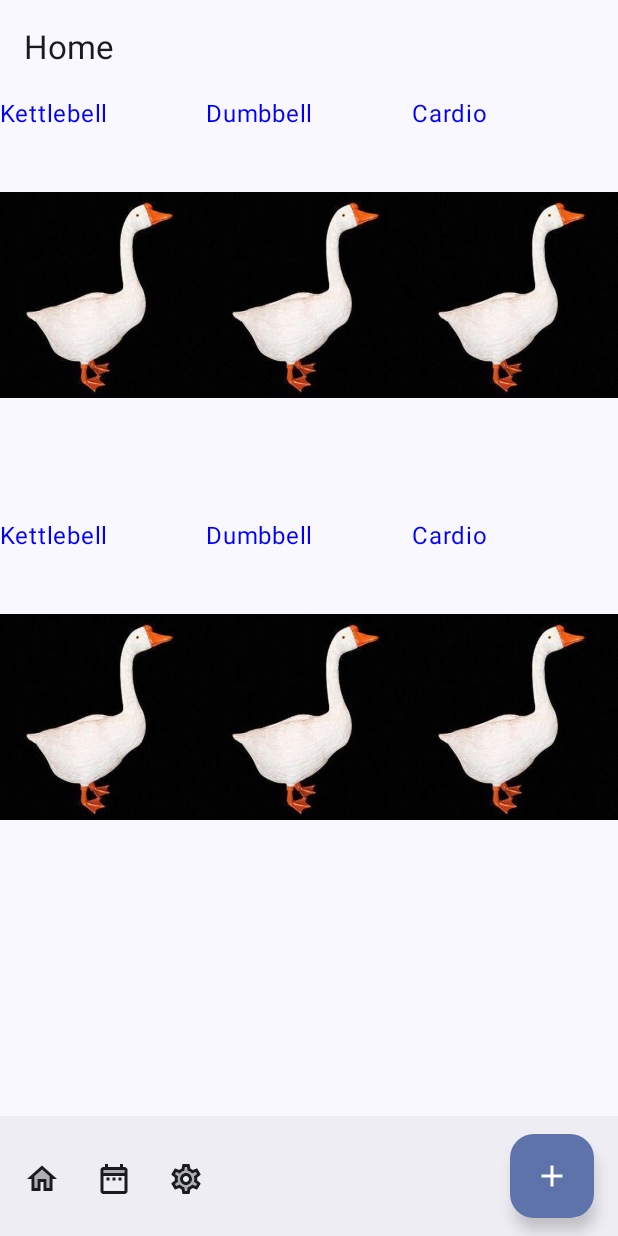
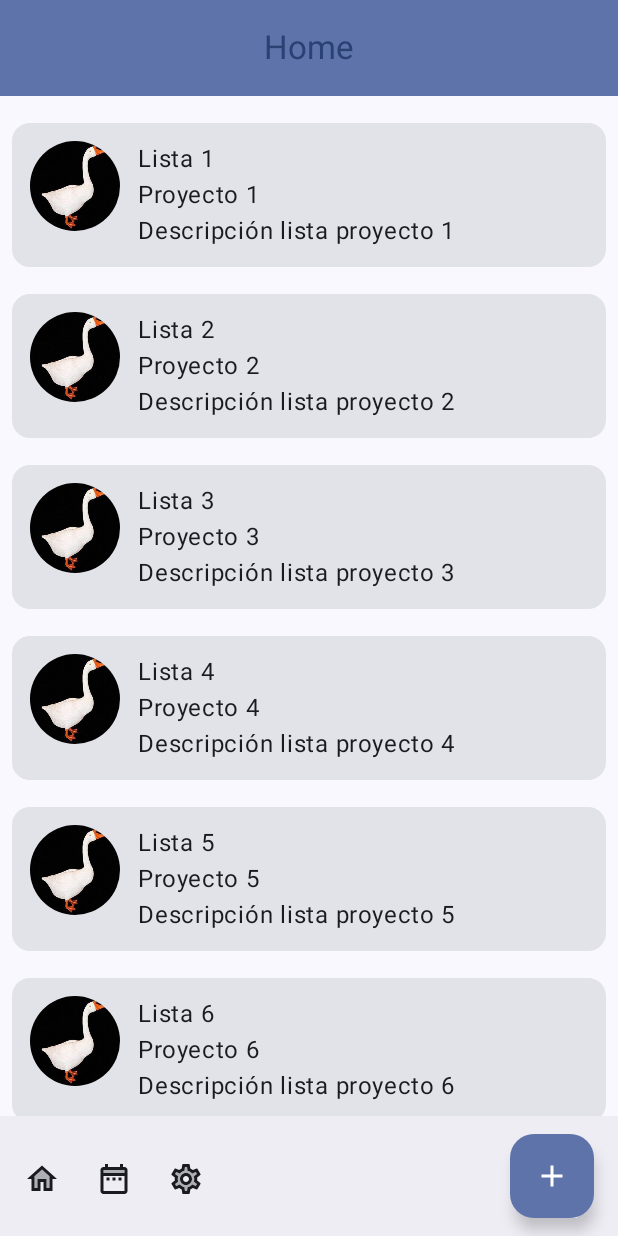
Before and after one commit to Danielrey99/AplicacionAndroidDAM, an Android app built with Jetpack Compose: the screen it shows after launch (MainActivity), on a phone screen of 412 x 824 dp. Run offline under Robolectric (Android 15) with nearby library versions, the phone set to English and light mode, and no system bars; our stand-ins replace Dagger/Hilt's generated code.

Commit message:
Nuevos Cambios

```diff
--- a/ToDoList/app/src/main/AndroidManifest.xml
+++ b/ToDoList/app/src/main/AndroidManifest.xml
@@ -18,7 +18,7 @@
         android:theme="@style/Theme.ToDoList"
         tools:targetApi="31">
         <activity
-            android:name=".MainActivity"
+            android:name=".main.MainActivity"
             android:exported="true"
             android:label="@string/app_name"
             android:theme="@style/Theme.ToDoList">
--- a/ToDoList/app/src/main/java/com/montecastelo/todolist/MainActivity.kt
+++ /dev/null
@@ -1,235 +0,0 @@
-package com.montecastelo.todolist
-
-import android.content.Intent
-import android.os.Bundle
-import androidx.activity.ComponentActivity
-import androidx.activity.compose.setContent
-import androidx.annotation.DrawableRes
-import androidx.compose.foundation.Image
-import androidx.compose.foundation.clickable
-import androidx.compose.foundation.layout.Arrangement
-import androidx.compose.foundation.layout.Box
-import androidx.compose.foundation.layout.Column
-import androidx.compose.foundation.layout.Row
-import androidx.compose.foundation.layout.Spacer
-import androidx.compose.foundation.layout.fillMaxSize
-import androidx.compose.foundation.layout.height
-import androidx.compose.foundation.layout.padding
-import androidx.compose.foundation.layout.size
-import androidx.compose.foundation.layout.width
-import androidx.compose.foundation.lazy.LazyColumn
-import androidx.compose.foundation.lazy.grid.GridCells
-import androidx.compose.foundation.lazy.grid.LazyVerticalGrid
-import androidx.compose.foundation.lazy.items
-import androidx.compose.foundation.shape.CircleShape
-import androidx.compose.material3.CenterAlignedTopAppBar
-import androidx.compose.material3.ExperimentalMaterial3Api
-import androidx.compose.material3.MaterialTheme
-import androidx.compose.material3.Scaffold
-import androidx.compose.material3.Surface
-import androidx.compose.material3.Text
-import androidx.compose.material3.TopAppBarDefaults
-import androidx.compose.runtime.Composable
-import androidx.compose.ui.Alignment
-import androidx.compose.ui.Modifier
-import androidx.compose.ui.draw.clip
-import androidx.compose.ui.platform.LocalContext
-import androidx.compose.ui.res.painterResource
-import androidx.compose.ui.tooling.preview.Preview
-import androidx.compose.ui.unit.dp
-import com.montecastelo.todolist.navigation.Navigation
-import com.montecastelo.todolist.ui.theme.ToDoListTheme
-import dagger.hilt.android.AndroidEntryPoint
-import androidx.compose.foundation.lazy.grid.items
-import androidx.compose.material.icons.Icons
-import androidx.compose.material.icons.twotone.Add
-import androidx.compose.material.icons.twotone.DateRange
-import androidx.compose.material.icons.twotone.Home
-import androidx.compose.material.icons.twotone.Settings
-import androidx.compose.material3.BottomAppBar
-import androidx.compose.material3.FloatingActionButton
-import androidx.compose.material3.Icon
-import androidx.compose.material3.IconButton
-import androidx.compose.material3.LargeTopAppBar
-import androidx.compose.material3.TopAppBar
-import androidx.compose.material3.TopAppBarScrollBehavior
-import androidx.compose.material3.rememberTopAppBarState
-import androidx.compose.ui.graphics.Color
-import androidx.compose.ui.input.nestedscroll.nestedScroll
-
-@AndroidEntryPoint
-class MainActivity : ComponentActivity() {
-    @OptIn(ExperimentalMaterial3Api::class)
-    override fun onCreate(savedInstanceState: Bundle?) {
-        super.onCreate(savedInstanceState)
-        setContent {
-            ToDoListTheme {
-                Scaffold(
-                    topBar = {
-                             WorkoutsTopAppBar()
-                    },
-                    bottomBar = {
-                                WorkoutsBottomAppBar()
-                    },
-                    floatingActionButton = {
-
-                    },
-                ) { paddingValues ->
-                    MainWindow(modifier = Modifier.padding(paddingValues))
-                }
-            }
-        }
-    }
-
-    @Composable
-    private fun MainWindow(
-        modifier: Modifier = Modifier
-    ){
-        val workouts = listOf(
-            Workout("Kettlebell", R.drawable.pato),
-            Workout("Dumbbell", R.drawable.pato),
-            Workout("Cardio", R.drawable.pato),
-            Workout("Kettlebell", R.drawable.pato),
-            Workout("Dumbbell", R.drawable.pato),
-            Workout("Cardio", R.drawable.pato),
-        )
-        LazyVerticalGrid(
-            modifier = modifier,
-            columns = GridCells.Fixed(3)
-        ){
-            items(workouts){workout ->
-                WorkoutCard(modifier = modifier, name = workout.name, image = workout.image)
-            }
-        }
-    }
-
-}
-
-data class Workout(val name:String, @DrawableRes val image: Int)
-
-@Composable
-fun WorkoutCard(modifier: Modifier = Modifier, name: String, @DrawableRes image: Int){
-    Box{
-        Image(
-            modifier = modifier,
-            painter = painterResource(id = image),
-            contentDescription = "Wokout image"
-        )
-        Text(text = name, color = Color.Blue)
-    }
-}
-
-@OptIn(ExperimentalMaterial3Api::class)
-@Composable
-fun WorkoutsTopAppBar(
-    modifier: Modifier = Modifier,
-){
-    TopAppBar(
-        modifier = Modifier,
-        title = { Text(text = "Home") },
-    )
-}
-
-@Composable
-fun WorkoutsBottomAppBar(
-    modifier: Modifier = Modifier
-){
-    BottomAppBar(
-        modifier = modifier,
-        actions = {
-            IconButton(onClick = {}) {
-                Icon(imageVector = Icons.TwoTone.Home, contentDescription = "Icon Home",)
-            }
-            IconButton(onClick = {}) {
-                Icon(imageVector = Icons.TwoTone.DateRange, contentDescription = "Icon Calendar",)
-            }
-            IconButton(onClick = {}) {
-                Icon(imageVector = Icons.TwoTone.Settings, contentDescription = "Icon Settings",)
-            }
-        },
-        floatingActionButton = {
-            FloatingActionButton(onClick = {}) {
-                Icon(imageVector = Icons.TwoTone.Add, contentDescription = "Icon image",)
-            }
-        }
-    )
-}
-
-/*
-@OptIn(ExperimentalMaterial3Api::class)
-@Composable
-fun MainWindow(
-    onDuckClick: () -> Unit
-) {
-    Column {
-        Row {
-            CenterAlignedTopAppBar(
-                title = {
-                    Text("Small Top App Bar")
-                },
-                colors = TopAppBarDefaults.centerAlignedTopAppBarColors(
-                    containerColor = MaterialTheme.colorScheme.primaryContainer,
-                    titleContentColor = MaterialTheme.colorScheme.primary
-                )
-            )
-        }
-
-        Row (modifier = Modifier.padding(10.dp)) {
-            Column {
-                Image(
-                    painter = painterResource(R.drawable.pato),
-                    contentDescription = "Contact profile picture",
-                    modifier = Modifier
-                        .clickable {
-                            onDuckClick()
-                        }
-                        // Set image size to 40 dp
-                        .size(50.dp)
-                        // Clip image to be shaped as a circle
-                        .clip(CircleShape)
-                )
-            }
-
-            // Add a horizontal space between the image and the column
-            Spacer(modifier = Modifier.width(10.dp))
-
-            Column {
-                Row {
-                    Text(text = "Perfil")
-                }
-                // Add a vertical space between rows
-                Spacer(modifier = Modifier.height(6.dp))
-                Row {
-                    Text(text = "Pato")
-                }
-            }
-
-        }
-
-        Row (modifier = Modifier.align(Alignment.CenterHorizontally)) {
-            LazyColumn (
-                verticalArrangement = Arrangement.spacedBy(4.dp)
-            ) {
-                items(items = listOf("Item 1", "Item 2", "Item 3")) { item ->
-                    CustomText(text = item)
-                }
-            }
-        }
-    }
-}
-
-@Composable
-fun CustomText(text: String, modifier: Modifier = Modifier) {
-    Text("• " + text, modifier = modifier)
-}
-*/
-
-/*
-@Preview(showBackground = true)
-@Composable
-fun GreetingPreview() {
-    ToDoListTheme {
-        MainWindow()
-    }
-}
-*/
--- /dev/null
+++ b/ToDoList/app/src/main/java/com/montecastelo/todolist/data/lista.kt
@@ -0,0 +1,10 @@
+package com.montecastelo.todolist.data
+
+import androidx.annotation.DrawableRes
+
+data class Lista(
+    @DrawableRes val imageResourceId: Int,
+    val name: String,
+    val proyecto: String,
+    val descripcion: String,
+)
--- a/ToDoList/app/src/main/java/com/montecastelo/todolist/features/listas/ListasScreen.kt
+++ b/ToDoList/app/src/main/java/com/montecastelo/todolist/features/listas/ListasScreen.kt
@@ -7,6 +7,7 @@ import androidx.compose.material3.Text
 import androidx.compose.runtime.Composable
 import androidx.compose.ui.tooling.preview.Preview
 import androidx.hilt.navigation.compose.hiltViewModel
+import com.montecastelo.todolist.data.Lista
 
 @Composable
 fun ListasScreen(viewModel: ListasViewModel = hiltViewModel()){
--- a/ToDoList/app/src/main/java/com/montecastelo/todolist/features/listas/ListasViewModel.kt
+++ b/ToDoList/app/src/main/java/com/montecastelo/todolist/features/listas/ListasViewModel.kt
@@ -1,6 +1,8 @@
 package com.montecastelo.todolist.listas
 
 import androidx.lifecycle.ViewModel
+import com.montecastelo.todolist.R
+import com.montecastelo.todolist.data.Lista
 import dagger.hilt.android.lifecycle.HiltViewModel
 import javax.inject.Inject
 
@@ -13,21 +15,53 @@ class ListasViewModel @Inject constructor() :ViewModel() {
     init {
         _state = listOf(
             Lista(
+                imageResourceId = R.drawable.pato,
                 name = "Lista 1",
                 proyecto = "Proyecto 1",
                 descripcion = "Descripción lista proyecto 1",
             ),
             Lista(
+                imageResourceId = R.drawable.pato,
                 name = "Lista 2",
                 proyecto = "Proyecto 2",
                 descripcion = "Descripción lista proyecto 2",
             ),
+            Lista(
+                imageResourceId = R.drawable.pato,
+                name = "Lista 3",
+                proyecto = "Proyecto 3",
+                descripcion = "Descripción lista proyecto 3",
+            ),
+            Lista(
+                imageResourceId = R.drawable.pato,
+                name = "Lista 4",
+                proyecto = "Proyecto 4",
+                descripcion = "Descripción lista proyecto 4",
+            ),
+            Lista(
+                imageResourceId = R.drawable.pato,
+                name = "Lista 5",
+                proyecto = "Proyecto 5",
+                descripcion = "Descripción lista proyecto 5",
+            ),
+            Lista(
+                imageResourceId = R.drawable.pato,
+                name = "Lista 6",
+                proyecto = "Proyecto 6",
+                descripcion = "Descripción lista proyecto 6",
+            ),
+            Lista(
+                imageResourceId = R.drawable.pato,
+                name = "Lista 7",
+                proyecto = "Proyecto 7",
+                descripcion = "Descripción lista proyecto 7",
+            ),
+            Lista(
+                imageResourceId = R.drawable.pato,
+                name = "Lista 8",
+                proyecto = "Proyecto 8",
+                descripcion = "Descripción lista proyecto 8",
+            ),
         )
     }
 }
-
-data class Lista(
-    val name: String,
-    val proyecto: String,
-    val descripcion: String,
-)
--- /dev/null
+++ b/ToDoList/app/src/main/java/com/montecastelo/todolist/main/MainActivity.kt
@@ -0,0 +1,54 @@
+package com.montecastelo.todolist.main
+
+import android.os.Bundle
+import androidx.activity.ComponentActivity
+import androidx.activity.compose.setContent
+import androidx.annotation.DrawableRes
+import androidx.compose.foundation.Image
+import androidx.compose.foundation.layout.Box
+import androidx.compose.foundation.layout.padding
+import androidx.compose.foundation.lazy.grid.GridCells
+import androidx.compose.foundation.lazy.grid.LazyVerticalGrid
+import androidx.compose.material3.ExperimentalMaterial3Api
+import androidx.compose.material3.Scaffold
+import androidx.compose.material3.Text
+import androidx.compose.runtime.Composable
+import androidx.compose.ui.Modifier
+import androidx.compose.ui.res.painterResource
+import androidx.compose.ui.tooling.preview.Preview
+import com.montecastelo.todolist.ui.theme.ToDoListTheme
+import dagger.hilt.android.AndroidEntryPoint
+import androidx.compose.foundation.lazy.grid.items
+import androidx.compose.material.icons.Icons
+import androidx.compose.material.icons.twotone.Add
+import androidx.compose.material.icons.twotone.DateRange
+import androidx.compose.material.icons.twotone.Home
+import androidx.compose.material.icons.twotone.Settings
+import androidx.compose.material3.BottomAppBar
+import androidx.compose.material3.FloatingActionButton
+import androidx.compose.material3.Icon
+import androidx.compose.material3.IconButton
+import androidx.compose.material3.TopAppBar
+import androidx.compose.ui.graphics.Color
+import com.montecastelo.todolist.R
+
+@AndroidEntryPoint
+class MainActivity : ComponentActivity() {
+    override fun onCreate(savedInstanceState: Bundle?) {
+        super.onCreate(savedInstanceState)
+        setContent {
+            ToDoListTheme {
+                ScaffoldWindow()
+            }
+        }
+    }
+}
+
+
+@Preview(showBackground = true)
+@Composable
+fun GreetingPreview() {
+    ToDoListTheme {
+        ScaffoldWindow()
+    }
+}
--- /dev/null
+++ b/ToDoList/app/src/main/java/com/montecastelo/todolist/main/MainActivityScaffold.kt
@@ -0,0 +1,135 @@
+package com.montecastelo.todolist.main
+
+import androidx.compose.foundation.Image
+import androidx.compose.foundation.layout.Column
+import androidx.compose.foundation.layout.Row
+import androidx.compose.foundation.layout.fillMaxWidth
+import androidx.compose.foundation.layout.padding
+import androidx.compose.foundation.layout.size
+import androidx.compose.foundation.lazy.LazyColumn
+import androidx.compose.foundation.lazy.items
+import androidx.compose.foundation.shape.CircleShape
+import androidx.compose.material.icons.Icons
+import androidx.compose.material.icons.twotone.Add
+import androidx.compose.material.icons.twotone.DateRange
+import androidx.compose.material.icons.twotone.Home
+import androidx.compose.material.icons.twotone.Settings
+import androidx.compose.material3.BottomAppBar
+import androidx.compose.material3.Card
+import androidx.compose.material3.CenterAlignedTopAppBar
+import androidx.compose.material3.ExperimentalMaterial3Api
+import androidx.compose.material3.FloatingActionButton
+import androidx.compose.material3.Icon
+import androidx.compose.material3.IconButton
+import androidx.compose.material3.MaterialTheme
+import androidx.compose.material3.Scaffold
+import androidx.compose.material3.Text
+import androidx.compose.material3.TopAppBarDefaults
+import androidx.compose.runtime.Composable
+import androidx.compose.ui.Alignment
+import androidx.compose.ui.Modifier
+import androidx.compose.ui.draw.clip
+import androidx.compose.ui.res.painterResource
+import androidx.compose.ui.unit.dp
+import androidx.hilt.navigation.compose.hiltViewModel
+import com.montecastelo.todolist.data.Lista
+import com.montecastelo.todolist.listas.ListasViewModel
+
+@OptIn(ExperimentalMaterial3Api::class)
+@Composable
+fun ScaffoldWindow(){
+
+    val viewModel: ListasViewModel = hiltViewModel()
+    var state = viewModel.state
+
+    Scaffold(
+        topBar = {
+            WorkoutsTopAppBar()
+        },
+        bottomBar = {
+            WorkoutsBottomAppBar()
+        },
+        floatingActionButton = {
+
+        },
+    ) { paddingValues ->
+        MainWindow(modifier = Modifier.padding(paddingValues), state)
+    }
+}
+
+
+@Composable
+fun MainWindow(
+    modifier: Modifier = Modifier,
+    state : List<Lista> = emptyList()
+){
+    LazyColumn(
+        modifier = modifier.padding(start = 8.dp).padding(end = 8.dp),
+    ){
+        items(state){lista ->
+            Card(modifier = Modifier.padding(top = 18.dp)) {
+                Row(
+                    modifier = Modifier
+                        .fillMaxWidth()
+                        .padding(12.dp)
+                ){
+                    Image(
+                        modifier = Modifier
+                            .size(60.dp)
+                            .clip(CircleShape),
+                        painter = painterResource(lista.imageResourceId),
+                        contentDescription = "Imagen"
+                    )
+                    Column(
+                        modifier = Modifier.padding(start = 12.dp)
+                    ) {
+                        Text(text = lista.name)
+                        Text(text = lista.proyecto)
+                        Text(text = lista.descripcion)
+                    }
+                }
+            }
+        }
+    }
+}
+
+
+@OptIn(ExperimentalMaterial3Api::class)
+@Composable
+fun WorkoutsTopAppBar(
+    modifier: Modifier = Modifier,
+){
+    CenterAlignedTopAppBar(
+        modifier = Modifier,
+        title = { Text(text = "Home") },
+        colors = TopAppBarDefaults.centerAlignedTopAppBarColors(
+            containerColor = MaterialTheme.colorScheme.primaryContainer,
+            titleContentColor = MaterialTheme.colorScheme.primary
+        )
+    )
+}
+
+@Composable
+fun WorkoutsBottomAppBar(
+    modifier: Modifier = Modifier
+){
+    BottomAppBar(
+        modifier = modifier,
+        actions = {
+            IconButton(onClick = {}) {
+                Icon(imageVector = Icons.TwoTone.Home, contentDescription = "Icon Home",)
+            }
+            IconButton(onClick = {}) {
+                Icon(imageVector = Icons.TwoTone.DateRange, contentDescription = "Icon Calendar",)
+            }
+            IconButton(onClick = {}) {
+                Icon(imageVector = Icons.TwoTone.Settings, contentDescription = "Icon Settings",)
+            }
+        },
+        floatingActionButton = {
+            FloatingActionButton(onClick = {}) {
+                Icon(imageVector = Icons.TwoTone.Add, contentDescription = "Icon image",)
+            }
+        }
+    )
+}
```
